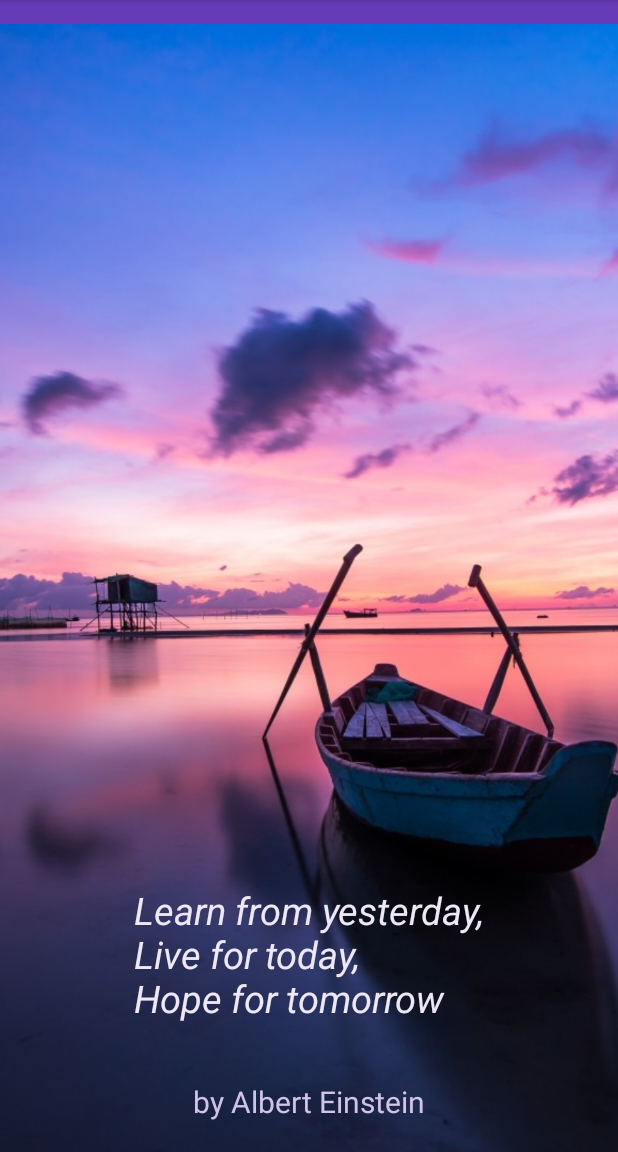
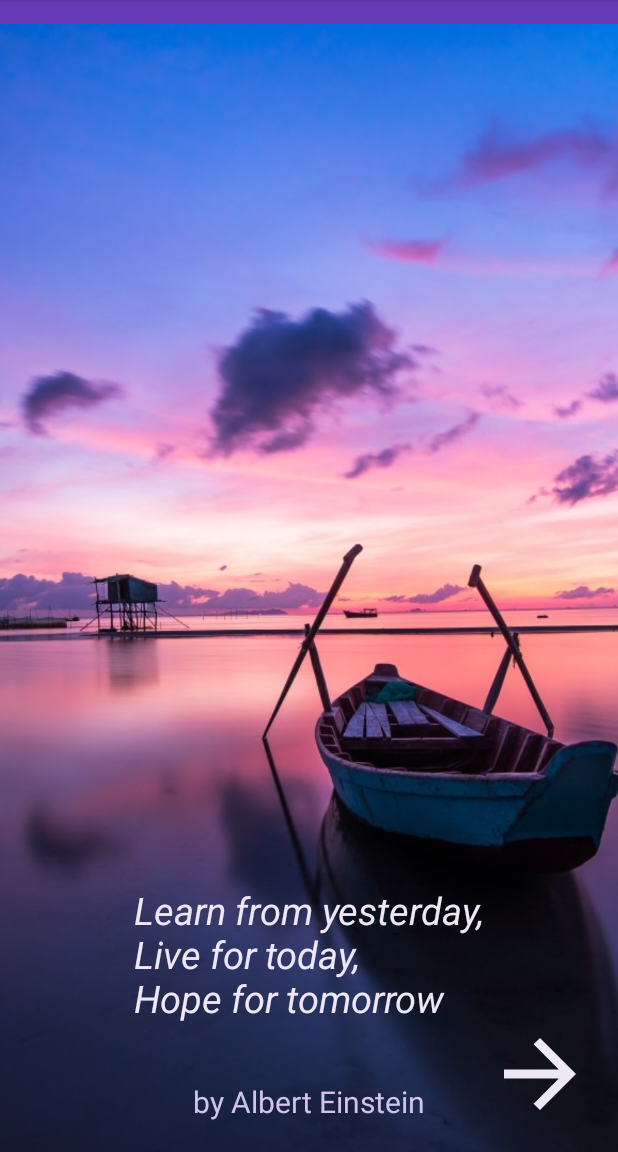
Before and after one commit to fathurzero/basicapp, an Android app: the screen it shows after launch (MainActivity), on a phone screen of 412 x 824 dp, the part 84-1236 px from its top. Run offline under Robolectric (Android 15) with nearby library versions, the phone set to English and light mode, and no system bars.

Commit message:
Insert Code add Button Activity 1

```diff
--- a/app/src/main/java/com/okedroid/fathur/basicapp/ActivityTiga.java
+++ b/app/src/main/java/com/okedroid/fathur/basicapp/ActivityTiga.java
@@ -9,5 +9,6 @@ public class ActivityTiga extends AppCompatActivity {
     protected void onCreate(Bundle savedInstanceState) {
         super.onCreate(savedInstanceState);
         setContentView(R.layout.activity_tiga);
+
     }
 }
--- a/app/src/main/java/com/okedroid/fathur/basicapp/MainActivity.java
+++ b/app/src/main/java/com/okedroid/fathur/basicapp/MainActivity.java
@@ -1,7 +1,9 @@
 package com.okedroid.fathur.basicapp;
 
+import android.content.Intent;
+import android.os.Bundle;
 import android.support.v7.app.AppCompatActivity;
-import android.os.Bundle;
+import android.view.View;
 
 public class MainActivity extends AppCompatActivity {
 
@@ -9,5 +11,13 @@ public class MainActivity extends AppCompatActivity {
     protected void onCreate(Bundle savedInstanceState) {
         super.onCreate(savedInstanceState);
         setContentView(R.layout.activity_main);
+
+    }
+    //button pindah ke Activity 2
+
+    public void pindahLayar(View view) {
+        Intent i = new Intent(getApplicationContext(),ActivityDua.class);
+        startActivity(i);
+
     }
 }
--- /dev/null
+++ b/app/src/main/res/drawable/ic_kanan.xml
@@ -0,0 +1,4 @@
+<vector android:height="192dp" android:viewportHeight="24.0"
+    android:viewportWidth="24.0" android:width="192dp" xmlns:android="http://schemas.android.com/apk/res/android">
+    <path android:fillColor="#EDE7F6" android:pathData="M12,4l-1.41,1.41L16.17,11H4v2h12.17l-5.58,5.59L12,20l8,-8z"/>
+</vector>
--- a/app/src/main/res/layout/activity_main.xml
+++ b/app/src/main/res/layout/activity_main.xml
@@ -38,5 +38,18 @@
     android:layout_centerHorizontal="true"
     android:layout_marginBottom="20dp"
     />
+    <Button
+        android:id="@+id/btn1"
+        android:layout_width="72dp"
+        android:layout_height="72dp"
+        android:background="@drawable/ic_kanan"
+        android:layout_marginRight="16dp"
+        android:layout_marginBottom="16dp"
+        android:onClick="pindahLayar"
+        android:layout_alignParentBottom="true"
+        android:layout_alignParentRight="true"
+
+
+        />
 
 </RelativeLayout>
```
